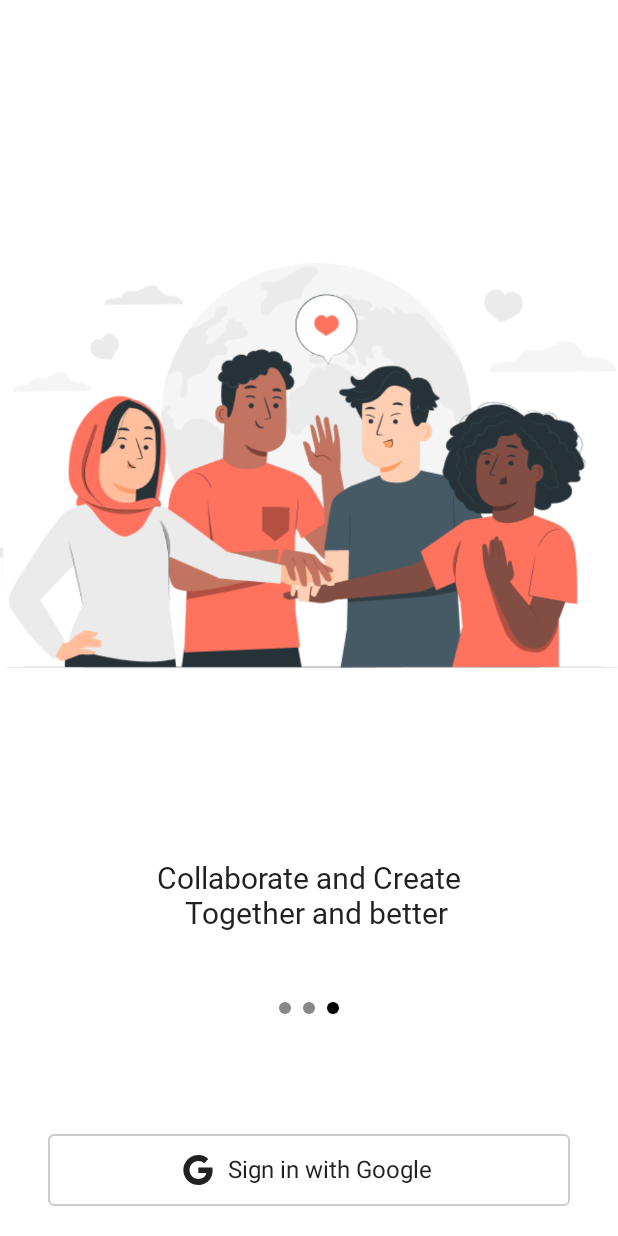
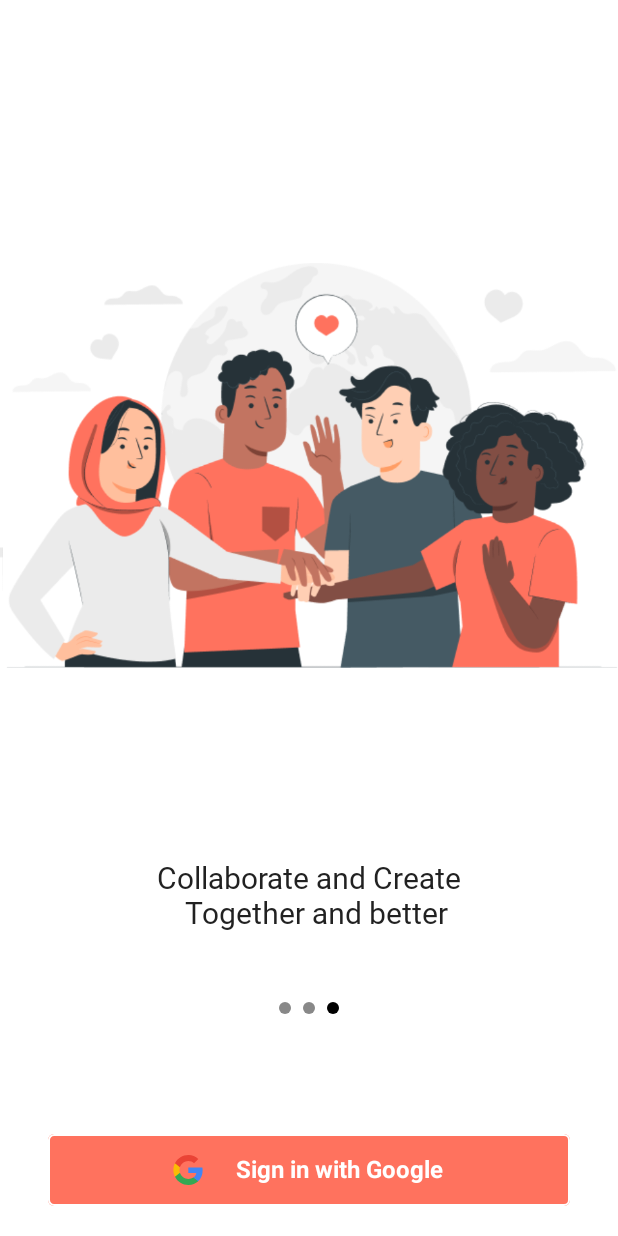
Before and after one commit to shankarpriyank/Circulate, an Android app built with Jetpack Compose: the screen it shows after launch (MainActivity), on a phone screen of 412 x 824 dp. Run offline under Robolectric (Android 15) with nearby library versions, the phone set to English and light mode, and no system bars; our stand-ins replace Dagger/Hilt's generated code, accompanist; Roboto replaces fonts that are not available here; 1 statement that could not run was skipped.

Commit message:
Authentication Finalized, Added Dependencies, Setup DI, Setup BottomNavGraph

```diff
--- a/app/src/main/java/com/priyank/circulate/authentication/presentation/GoogleLoginButton.kt
+++ b/app/src/main/java/com/priyank/circulate/authentication/presentation/composables/GoogleLoginButton.kt
@@ -19,10 +19,13 @@ import androidx.compose.material.Text
 import androidx.compose.runtime.Composable
 import androidx.compose.ui.Alignment
 import androidx.compose.ui.Modifier
-import androidx.compose.ui.graphics.Color.Companion.LightGray
+import androidx.compose.ui.graphics.Color
+import androidx.compose.ui.graphics.Color.Companion.White
 import androidx.compose.ui.graphics.Shape
 import androidx.compose.ui.graphics.painter.Painter
+import androidx.compose.ui.text.font.FontWeight
 import androidx.compose.ui.unit.dp
+import com.priyank.circulate.ui.theme.PrimaryOrange
 import com.priyank.circulate.ui.theme.Shapes
 
 @Composable
@@ -34,8 +37,8 @@ fun SignInButton(
     icon: Painter,
     isLoading: Boolean = false,
     shape: Shape = Shapes.medium,
-    borderColor: androidx.compose.ui.graphics.Color = LightGray,
-    backgroundColor: androidx.compose.ui.graphics.Color = MaterialTheme.colors.surface,
+    borderColor: androidx.compose.ui.graphics.Color = White,
+    backgroundColor: androidx.compose.ui.graphics.Color = PrimaryOrange,
     progressIndicatorColor: androidx.compose.ui.graphics.Color = MaterialTheme.colors.primary,
 
 ) {
@@ -65,12 +68,14 @@ fun SignInButton(
             horizontalArrangement = Arrangement.Center,
         ) {
             Icon(
+                modifier = Modifier.padding(end = 12.dp),
                 painter = icon,
                 contentDescription = "SignInButton",
+                tint = Color.Unspecified
             )
             Spacer(modifier = Modifier.width(8.dp))
 
-            Text(text = if (isLoading) loadingText else text)
+            Text(text = if (isLoading) loadingText else text, color = White, fontWeight = FontWeight.Bold)
             if (isLoading) {
                 Spacer(modifier = Modifier.width(16.dp))
                 CircularProgressIndicator(
```
